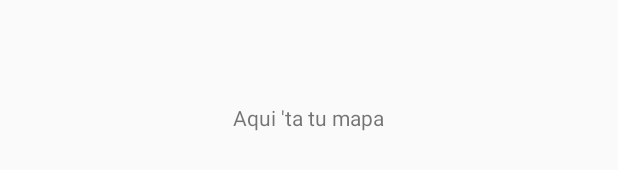
After one commit to AndreeFarro/App-Taxi-Flores, an Android app: the layout activity_map.xml on its own in the app's theme, with its tools: preview values and no code run, on a phone screen of 412 x 824 dp. The commit adds this screen. Shown: the part 500-670 px from the top of the screen. Run offline under Robolectric (Android 15) with nearby library versions, the phone set to English and light mode, and no system bars.

```diff
--- a/app/src/main/AndroidManifest.xml
+++ b/app/src/main/AndroidManifest.xml
@@ -14,6 +14,9 @@
         android:theme="@style/Theme.TaxiFlores"
         tools:targetApi="31">
         <activity
+            android:name=".activities.MapActivity"
+            android:exported="false" />
+        <activity
             android:name=".activities.RegisterActivity"
             android:exported="false" />
         <activity
--- /dev/null
+++ b/app/src/main/res/layout/activity_map.xml
@@ -0,0 +1,17 @@
+<?xml version="1.0" encoding="utf-8"?>
+<androidx.coordinatorlayout.widget.CoordinatorLayout
+    xmlns:android="http://schemas.android.com/apk/res/android"
+    xmlns:app="http://schemas.android.com/apk/res-auto"
+    xmlns:tools="http://schemas.android.com/tools"
+    android:layout_width="match_parent"
+    android:layout_height="match_parent"
+    tools:context=".activities.MapActivity">
+
+    <TextView
+        android:layout_width="wrap_content"
+        android:layout_height="wrap_content"
+        android:text="Aqui 'ta tu mapa"
+        android:textAlignment="center"
+        android:layout_gravity="center"/>
+
+</androidx.coordinatorlayout.widget.CoordinatorLayout>
```
Also changed, not shown: app/src/main/java/com/uns/taxiflores/activities/MainActivity.kt (+24 -1 lines), app/src/main/java/com/uns/taxiflores/activities/MapActivity.kt (added, +19 -0 lines), app/src/main/java/com/uns/taxiflores/activities/RegisterActivity.kt (+7 -0 lines), app/src/main/java/com/uns/taxiflores/providers/AuthProvider.kt (+12 -0 lines).
